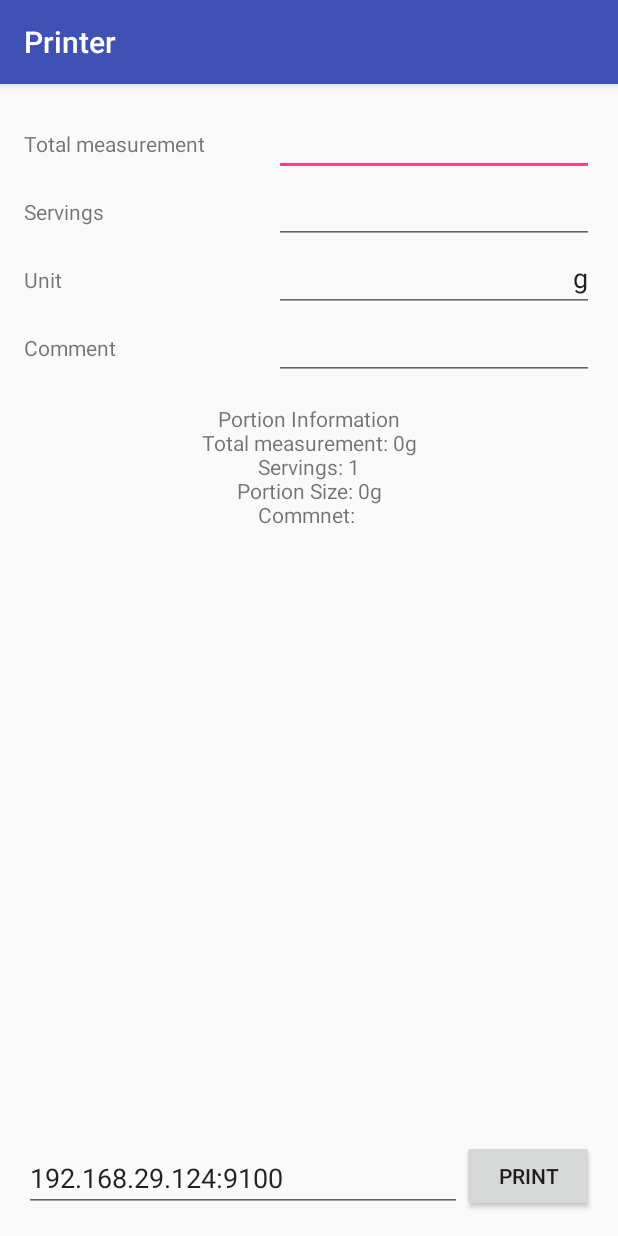
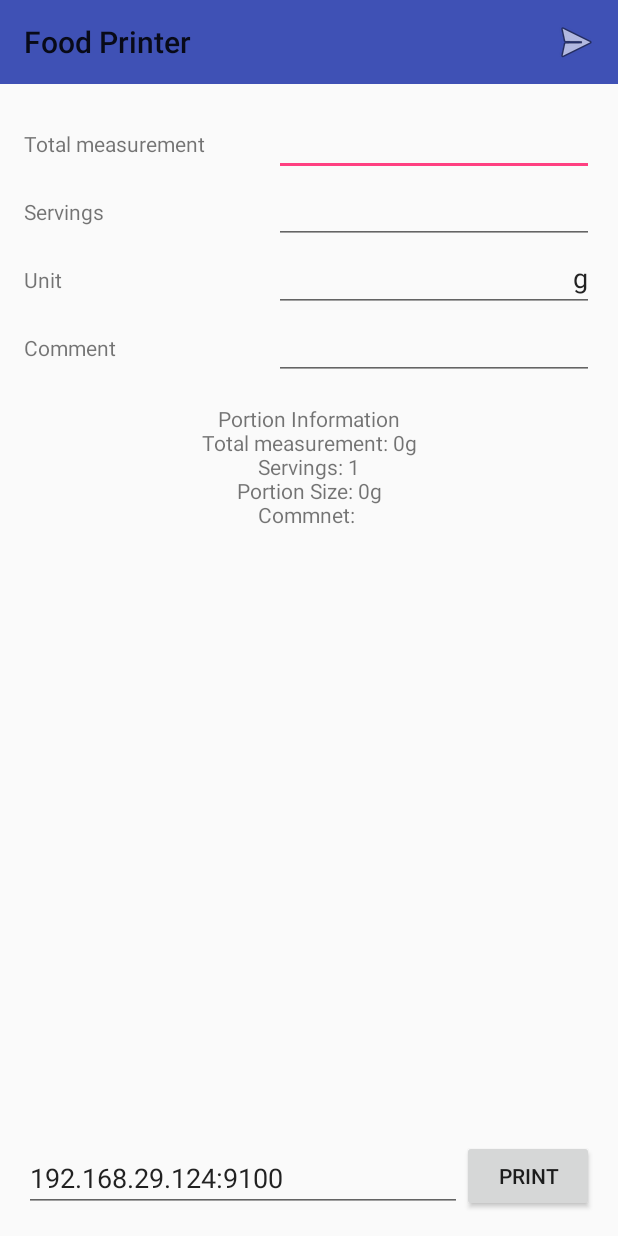
Before and after one commit to alpharesearch/AndroidPrinter, an Android app: the screen it shows after launch (MainActivity), after a tap on "PRINT", on a phone screen of 412 x 824 dp. Run offline under Robolectric (Android 15) with nearby library versions, the phone set to English and light mode, and no system bars; 1 other tap on this screen came first.

Commit message:
action bar with print button

```diff
--- a/FoodPrinter/app/src/main/java/de/alpharesearch/printer/MainActivity.java
+++ b/FoodPrinter/app/src/main/java/de/alpharesearch/printer/MainActivity.java
@@ -5,7 +5,10 @@ import android.os.StrictMode;
 import android.os.SystemClock;
 import android.support.v7.app.AppCompatActivity;
 import android.os.Bundle;
+import android.support.v7.widget.Toolbar;
 import android.util.Log;
+import android.view.Menu;
+import android.view.MenuItem;
 import android.view.View;
 import android.widget.TextView;
 import android.widget.EditText;
@@ -19,9 +22,60 @@ public class MainActivity extends AppCompatActivity {
         StrictMode.setThreadPolicy(policy);
         super.onCreate(savedInstanceState);
         setContentView(R.layout.activity_main);
+        // Find the toolbar view inside the activity layout
+        Toolbar toolbar = (Toolbar) findViewById(R.id.toolbar);
+        // Sets the Toolbar to act as the ActionBar for this Activity window.
+        // Make sure the toolbar exists in the activity and is not null
+        setSupportActionBar(toolbar);
         TextView mTextView = (TextView)this.findViewById(R.id.textView_Preview);
-        mTextView.setText("Enter the information and press Print.");
+        mTextView.setText(R.string.Enter_the_information_and_press_Print);
 
+    }
+
+    // Menu icons are inflated just as they were with actionbar
+    @Override
+    public boolean onCreateOptionsMenu(Menu menu) {
+        // Inflate the menu; this adds items to the action bar if it is present.
+        getMenuInflater().inflate(R.menu.menu, menu);
+        return true;
+    }
+
+    public boolean Print(MenuItem item) {
+        EditText editTextIP = (EditText) this.findViewById(R.id.editTextIP);
+        EditText editText_Measurement = (EditText) this.findViewById(R.id.editText_Size);
+        int measurement  = 0;
+        try {
+            measurement = Integer.parseInt(editText_Measurement.getText().toString());
+        }
+        catch(NumberFormatException nfe) {
+            Log.e(String.valueOf(R.string.Print),"trying to convert:"+editText_Measurement.getText().toString()+" to integer failed");
+            measurement  = 0;
+        }
+        EditText editText_Servings = (EditText) this.findViewById(R.id.editText_Servings);
+        int servings  = 0;
+        try {
+            servings = Integer.parseInt(editText_Servings.getText().toString());
+        }
+        catch(NumberFormatException nfe) {
+            Log.e(String.valueOf(R.string.Print),"trying to convert:"+editText_Servings.getText().toString()+" to integer failed");
+            servings  = 1;
+        }
+        EditText editText_Unit = (EditText) this.findViewById(R.id.editText_Unit);
+        EditText editText_Comment = (EditText) this.findViewById(R.id.editText_Comment);
+        TextView mTextView_Preview = (TextView) this.findViewById(R.id.textView_Preview);
+        String print_this = "\nPortion Information\nTotal measurement: "+Integer.toString(measurement)+editText_Unit.getText().toString()+"\nServings: "+Integer.toString(servings)+"\nPortion Size: "+Integer.toString((measurement/servings))+editText_Unit.getText().toString()+"\nCommnet: "+editText_Comment.getText().toString()+"\n\n\n";
+
+        mTextView_Preview.setText(print_this);
+        new ConnectTask().execute(editTextIP.getText().toString());
+        SystemClock.sleep(1000);
+        if (mTcpClient != null) {
+            mTcpClient.sendMessage(print_this);
+        }
+        SystemClock.sleep(1000);
+        if (mTcpClient != null) {
+            mTcpClient.stopClient();
+        }
+        return true;
     }
 
     public void Print(View v) {
@@ -33,7 +87,7 @@ public class MainActivity extends AppCompatActivity {
             measurement = Integer.parseInt(editText_Measurement.getText().toString());
         }
         catch(NumberFormatException nfe) {
-            Log.e("Print","trying to convert:"+editText_Measurement.getText().toString()+" to integer failed");
+            Log.e(String.valueOf(R.string.Print),"trying to convert:"+editText_Measurement.getText().toString()+" to integer failed");
             measurement  = 0;
         }
         EditText editText_Servings = (EditText) this.findViewById(R.id.editText_Servings);
@@ -42,7 +96,7 @@ public class MainActivity extends AppCompatActivity {
             servings = Integer.parseInt(editText_Servings.getText().toString());
         }
         catch(NumberFormatException nfe) {
-            Log.e("Print","trying to convert:"+editText_Servings.getText().toString()+" to integer failed");
+            Log.e(String.valueOf(R.string.Print),"trying to convert:"+editText_Servings.getText().toString()+" to integer failed");
             servings  = 1;
         }
         EditText editText_Unit = (EditText) this.findViewById(R.id.editText_Unit);
@@ -85,7 +139,7 @@ public class MainActivity extends AppCompatActivity {
         protected void onProgressUpdate(String... values) {
             super.onProgressUpdate(values);
             //response received from server
-            Log.d("test", "response " + values[0]);
+            Log.d("received", "response " + values[0]);
             //process server response here....
 
         }
--- a/FoodPrinter/app/src/main/res/layout/activity_main.xml
+++ b/FoodPrinter/app/src/main/res/layout/activity_main.xml
@@ -1,6 +1,21 @@
 <?xml version="1.0" encoding="utf-8"?>
-<RelativeLayout xmlns:android="http://schemas.android.com/apk/res/android"
+<LinearLayout xmlns:android="http://schemas.android.com/apk/res/android"
+    xmlns:app="http://schemas.android.com/apk/res-auto"
     xmlns:tools="http://schemas.android.com/tools"
+    android:layout_width="match_parent"
+    android:layout_height="match_parent"
+    android:fitsSystemWindows="true"
+    android:orientation="vertical">
+
+    <android.support.v7.widget.Toolbar
+        android:id="@+id/toolbar"
+        android:minHeight="?attr/actionBarSize"
+        android:layout_width="match_parent"
+        android:layout_height="wrap_content"
+        android:background="?attr/colorPrimary">
+    </android.support.v7.widget.Toolbar>
+
+    <RelativeLayout
         android:id="@+id/activity_main"
         android:layout_width="match_parent"
         android:layout_height="match_parent"
@@ -60,7 +75,7 @@
             android:layout_below="@+id/editText_Comment" />
 
         <TextView
-        android:text="Total measurement"
+            android:text="@string/Total_measurement"
             android:layout_width="wrap_content"
             android:layout_height="wrap_content"
             android:id="@+id/textView1"
@@ -70,7 +85,7 @@
             android:layout_alignParentStart="true" />
 
         <TextView
-        android:text="Servings"
+            android:text="@string/Servings"
             android:layout_width="wrap_content"
             android:layout_height="wrap_content"
             android:id="@+id/textView2"
@@ -80,7 +95,7 @@
             android:layout_alignParentStart="true" />
 
         <TextView
-        android:text="Unit"
+            android:text="@string/Unit"
             android:layout_width="wrap_content"
             android:layout_height="wrap_content"
             android:id="@+id/textView3"
@@ -92,7 +107,7 @@
             android:layout_alignEnd="@+id/textView2" />
 
         <Button
-        android:text="Print"
+            android:text="@string/Print"
             android:layout_width="wrap_content"
             android:layout_height="wrap_content"
             android:id="@+id/button1"
@@ -126,7 +141,7 @@
             android:id="@+id/editText_Comment" />
 
         <TextView
-        android:text="Comment"
+            android:text="@string/Comment"
             android:layout_width="wrap_content"
             android:layout_height="wrap_content"
             android:id="@+id/textView5"
@@ -136,3 +151,4 @@
             android:layout_alignParentStart="true" />
 
     </RelativeLayout>
+</LinearLayout>
--- /dev/null
+++ b/FoodPrinter/app/src/main/res/menu/menu.xml
@@ -0,0 +1,15 @@
+<menu xmlns:tools="http://schemas.android.com/tools"
+    xmlns:android="http://schemas.android.com/apk/res/android"
+    xmlns:app="http://schemas.android.com/apk/res-auto">
+    <item
+        android:id="@+id/miProfile"
+        app:showAsAction="ifRoom|withText"
+        android:title="@string/Print"
+        android:visible="true"
+        android:enabled="true"
+        android:checkable="false"
+        android:checked="false"
+        android:icon="@android:drawable/ic_menu_send"
+        android:onClick="Print">
+    </item>
+</menu>
--- a/FoodPrinter/app/src/main/res/values/strings.xml
+++ b/FoodPrinter/app/src/main/res/values/strings.xml
@@ -1,3 +1,9 @@
 <resources>
-    <string name="app_name">Printer</string>
+    <string name="app_name">Food Printer</string>
+    <string name="Print">Print</string>
+    <string name="Total_measurement">Total measurement</string>
+    <string name="Servings">Servings</string>
+    <string name="Unit">Unit</string>
+    <string name="Comment">Comment</string>
+    <string name="Enter_the_information_and_press_Print">Enter the information and press Print.</string>
 </resources>
--- a/FoodPrinter/app/src/main/res/values/styles.xml
+++ b/FoodPrinter/app/src/main/res/values/styles.xml
@@ -1,7 +1,7 @@
-<resources>
+<resources xmlns:tools="http://schemas.android.com/tools">
 
     <!-- Base application theme. -->
-    <style name="AppTheme" parent="Theme.AppCompat.Light.DarkActionBar">
+    <style name="AppTheme" parent="Theme.AppCompat.Light.NoActionBar">
         <!-- Customize your theme here. -->
         <item name="colorPrimary">@color/colorPrimary</item>
         <item name="colorPrimaryDark">@color/colorPrimaryDark</item>
```
Also changed, not shown: FoodPrinter/app/build.gradle (+5 -3 lines). Lines whose indentation alone changed are shown as unchanged.
